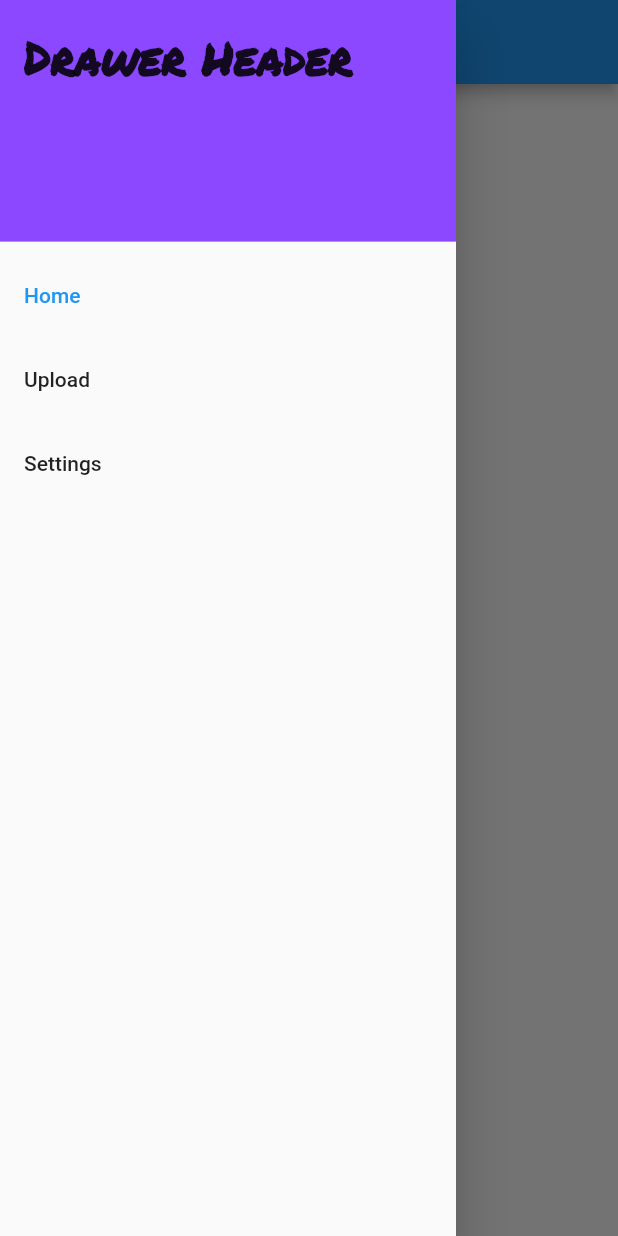
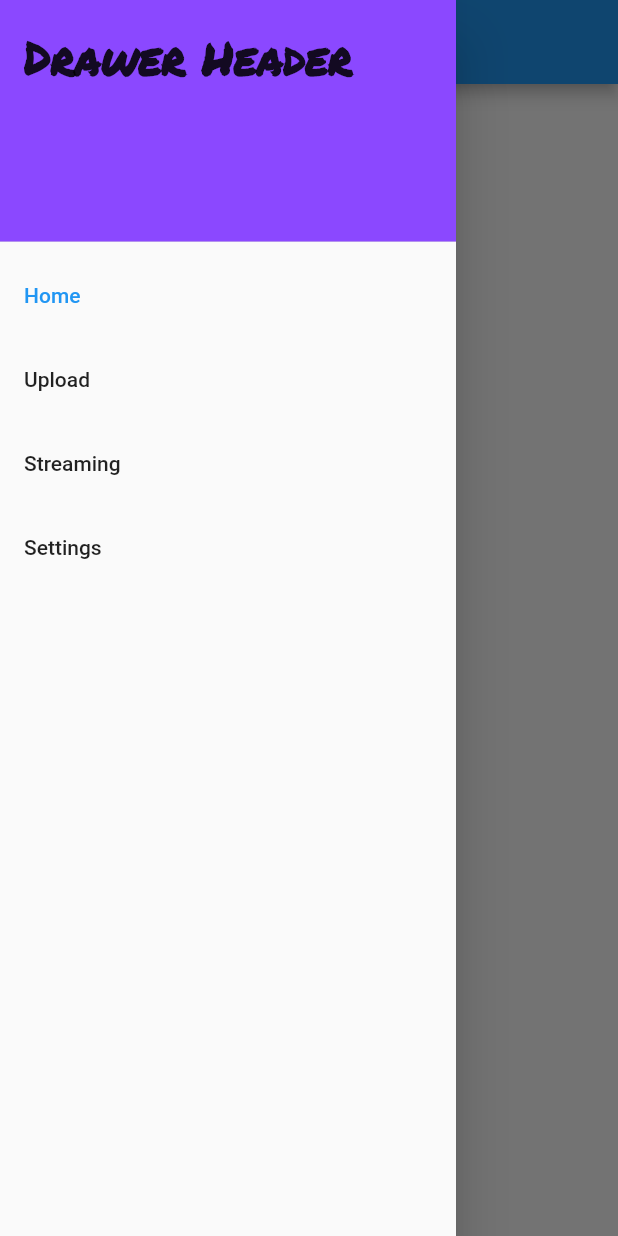
Before and after one commit to Starceus001/Streaming-Service-App, a Flutter app: the screen it shows after launch, with the side drawer open, on a phone screen of 412 x 824 dp. Run offline on Flutter 3.47's test engine with Material 2 defaults, Android fonts, the phone set to English and light mode, and no system bars; our stand-ins replace camera.

```diff
--- a/lib/app_drawer.dart
+++ b/lib/app_drawer.dart
@@ -42,10 +42,18 @@ class AppDrawer extends StatelessWidget {
             },
           ),
           ListTile(
-            title: Text('Settings'),
+            title: Text('Streaming'),
             selected: selectedIndex == 2,
             onTap: () {
               onItemTapped(2);
+              Navigator.pop(context);
+            },
+          ),
+          ListTile(
+            title: Text('Settings'),
+            selected: selectedIndex == 3,
+            onTap: () {
+              onItemTapped(3);
               Navigator.pop(context);
             },
           ),
--- a/lib/main.dart
+++ b/lib/main.dart
@@ -3,6 +3,7 @@ import 'home_page.dart';
 import 'upload_page.dart';
 import 'settings_page.dart';
 import 'app_drawer.dart';
+import 'streaming_page.dart';
 
 void main() => runApp(const MyApp());
 
@@ -40,7 +41,7 @@ class _MyHomePageState extends State<MyHomePage> {
 
   @override
   Widget build(BuildContext context) {
-    final List<Widget> _pages = [HomePage(), UploadPage(), SettingsPage()];
+    final List<Widget> _pages = [HomePage(), UploadPage(), StreamingPage(), SettingsPage()];
 
     return Scaffold(
       appBar: AppBar(title: Text(widget.title)),
--- a/lib/upload_page.dart
+++ b/lib/upload_page.dart
@@ -7,7 +7,7 @@ class UploadPage extends StatelessWidget {
   Widget build(BuildContext context) {
     //code can be added from here
     return const Center(
-      child: Text('Home Page',
+      child: Text('Upload Page',
           style: TextStyle(fontSize: 30, fontWeight: FontWeight.bold)),
     );
   }
--- a/pubspec.yaml
+++ b/pubspec.yaml
@@ -35,6 +35,7 @@ dependencies:
   # The following adds the Cupertino Icons font to your application.
   # Use with the CupertinoIcons class for iOS style icons.
   cupertino_icons: ^1.0.2
+  camera: ^0.10.5+5 # Use the latest version
 
 dev_dependencies:
   flutter_test:
```
Also changed, not shown: lib/streaming_page.dart (added, +49 -0 lines), pubspec.lock, 1 other file.
